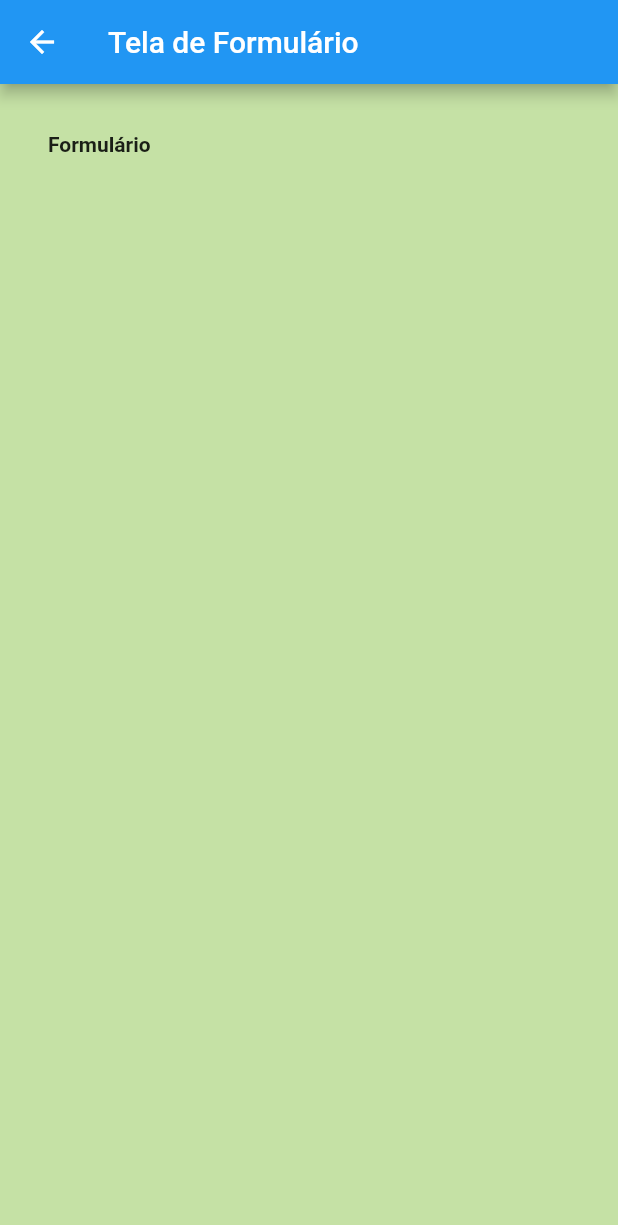
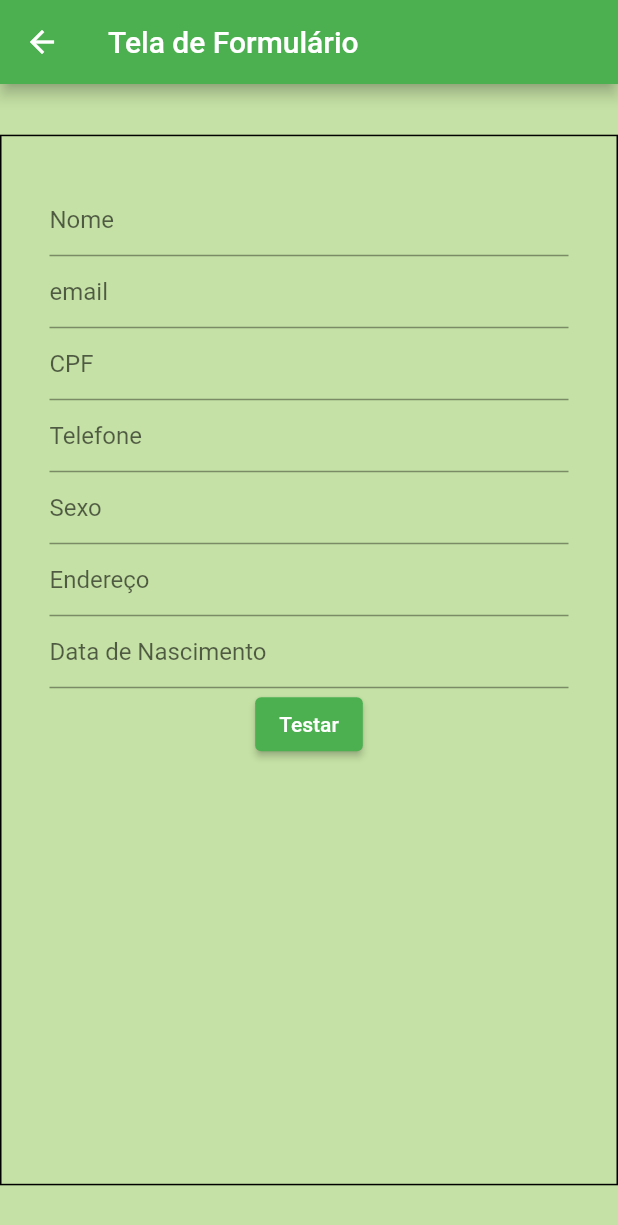
Before and after one commit to mtlira/vaccine-form-scanner, a Flutter app: the TelaFormulario screen opened directly, on a phone screen of 412 x 824 dp. Shown: the top 1225 px of the screen. Run offline on Flutter 3.47's test engine with Material 2 defaults, Android fonts, the phone set to English and light mode, and no system bars; drawn by our look-alikes of datetime_picker_formfield; our stand-ins replace cloud_firestore, firebase_core, select_form_field; accounts and stored records are empty.

Commit message:
Formulário adicionado

```diff
--- a/lib/TelaFormulario.dart
+++ b/lib/TelaFormulario.dart
@@ -1,4 +1,8 @@
 import 'package:flutter/material.dart';
+import 'package:intl/intl.dart';
+import 'package:datetime_picker_formfield/datetime_picker_formfield.dart';
+import 'package:select_form_field/select_form_field.dart';
+
 
 class TelaFormulario extends StatefulWidget {
   @override
@@ -6,23 +10,92 @@ class TelaFormulario extends StatefulWidget {
 }
 
 class _TelaFormularioState extends State<TelaFormulario> {
+
+  final List<Map<String, dynamic>> _items = [
+  {
+    'value': 'boxValue',
+    'label': 'Box Label',
+  },
+  {
+    'value': 'circleValue',
+    'label': 'Circle Label',
+  },
+];
+  final _formKey = GlobalKey<FormState>();
   @override
   Widget build(BuildContext context) {
+    Size tamanhoDispositivo = MediaQuery.of(context).size;
+    final format = DateFormat("yyyy-MM-dd");
     return Scaffold(
       appBar: AppBar(
         title: Text("Tela de Formulário"),
-        backgroundColor: Colors.blue,
+        backgroundColor: Colors.green,
       ),
-      body: Container(
-        padding: EdgeInsets.all(32),
-        child: Column(
-          children: <Widget>[
-            Text("Formulário",
-              style: new TextStyle(
-                  fontWeight: FontWeight.bold
+      body: Center(
+        child: Container(
+          height: tamanhoDispositivo.height*0.85,
+          width: tamanhoDispositivo.height*0.8,
+          decoration: BoxDecoration(border: Border.all()),
+          padding: EdgeInsets.all(32),
+          child: Form(
+            key: _formKey,
+            child: SingleChildScrollView(
+                          child: Column(
+                mainAxisAlignment: MainAxisAlignment.spaceEvenly,
+                children: <Widget>[
+                  TextFormField(
+                    decoration: InputDecoration(
+                      hintText: "Nome"
+                    )
+                  ),
+                  TextFormField(
+                    decoration: InputDecoration(
+                      hintText: "email"
+                    )
+                  ),
+                  TextFormField(
+                    decoration: InputDecoration(
+                      hintText: "CPF"
+                    )
+                  ),
+                  TextFormField(
+                    decoration: InputDecoration(
+                      hintText: "Telefone"
+                    )
+                  ),
+                  TextFormField(
+                    decoration: InputDecoration(
+                      hintText: "Sexo"
+                    )
+                  ),
+
+                  TextFormField(
+                    decoration: InputDecoration(
+                      hintText: "Endereço"
+                    )
+                  ),
+                  DateTimeField(
+                    decoration: InputDecoration(
+                      hintText: "Data de Nascimento"
+                    ),
+                  format: format,
+                  onShowPicker: (context, currentValue) {
+                  return showDatePicker(
+                  context: context,
+                  firstDate: DateTime(1900),
+                  initialDate: currentValue ?? DateTime.now(),
+                  lastDate: DateTime(2022));
+        },
+      ),
+                  ElevatedButton(
+                        onPressed: () async {
+                          setState(() => _formKey.currentState!.validate());
+                        },
+                        child: Text('Testar'))
+                ],
               ),
             ),
-          ],
+          ),
         ),
       ),
     );
--- a/pubspec.yaml
+++ b/pubspec.yaml
@@ -27,6 +27,9 @@ dependencies:
   firebase_core: ^1.0.2
   cloud_firestore: ^1.0.3
   firebase_auth: ^1.0.1
+  datetime_picker_formfield: ^2.0.0
+  intl: ^0.17.0
+  select_form_field: "^2.0.0"
 
 
   # The following adds the Cupertino Icons font to your application.
```
Also changed, not shown: pubspec.lock.
